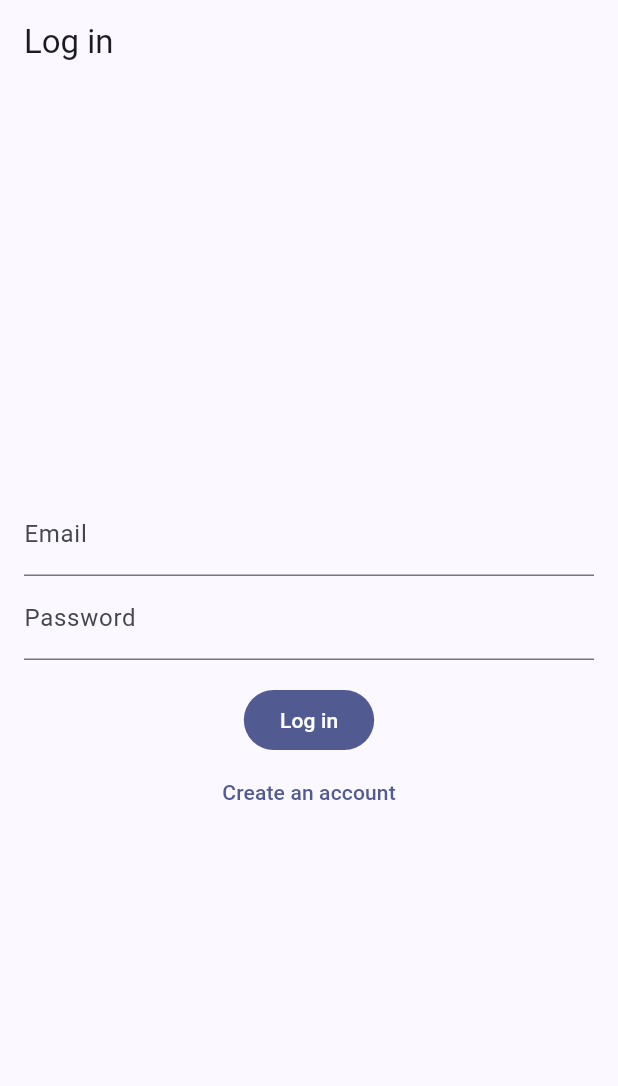
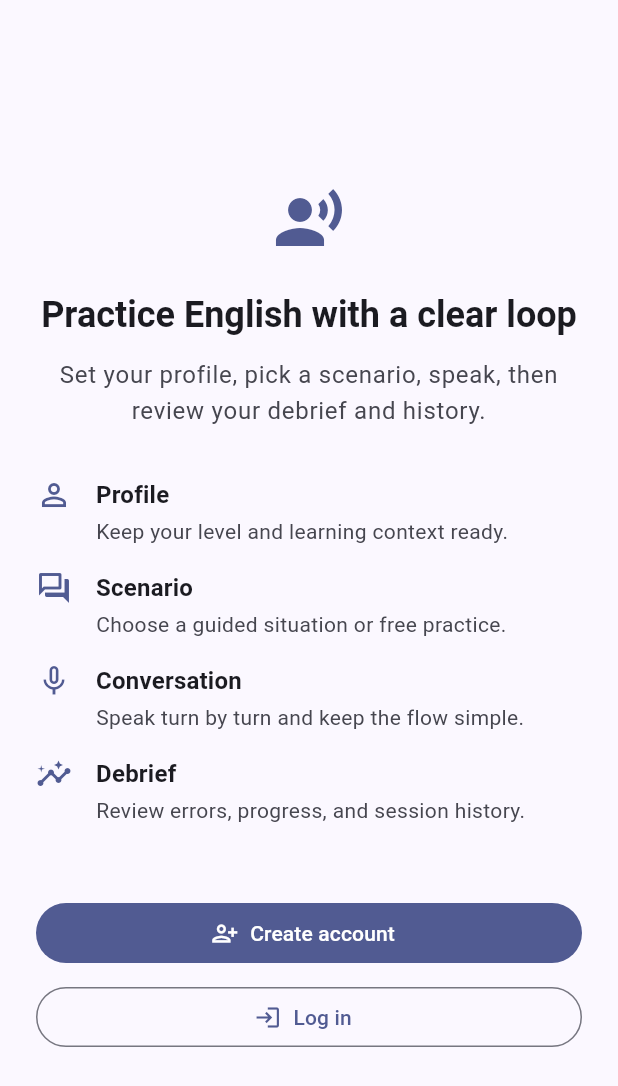
Before and after one commit to ouedraogoissouf2012/APM, a Flutter app: the screen it shows after launch, on a phone screen of 412 x 824 dp. Shown: the top 1086 px of the screen. Run offline on Flutter 3.47's test engine with Material 3 defaults, Android fonts, the phone set to English and light mode, and no system bars; our stand-ins replace dio, flutter_riverpod, flutter_secure_storage, flutter_tts, go_router, speech_to_text.

Commit message:
feat(mobile): add first-run onboarding
Closes #71

```diff
--- a/mobile/lib/src/core/router/app_router.dart
+++ b/mobile/lib/src/core/router/app_router.dart
@@ -9,6 +9,7 @@ import '../../ui/conversation/widgets/conversation_screen.dart';
 import '../../ui/debrief/widgets/debrief_screen.dart';
 import '../../ui/history/widgets/session_history_screen.dart';
 import '../../ui/home/widgets/home_screen.dart';
+import '../../ui/onboarding/widgets/onboarding_screen.dart';
 import '../../ui/profile/widgets/profile_screen.dart';
 import '../../ui/scenarios/widgets/scenarios_screen.dart';
 
@@ -20,20 +21,22 @@ final appRouterProvider = Provider<GoRouter>((ref) {
   ref.onDispose(refresh.dispose);
 
   return GoRouter(
-    initialLocation: '/login',
+    initialLocation: '/onboarding',
     refreshListenable: refresh,
     redirect: (context, state) {
       final auth = ref.read(authViewModelProvider);
       if (auth.isLoading) return null;
       final signedIn = auth.value != null;
-      final atAuth =
+      final atPublicEntry =
+          state.matchedLocation == '/onboarding' ||
           state.matchedLocation == '/login' ||
           state.matchedLocation == '/register';
-      if (!signedIn && !atAuth) return '/login';
-      if (signedIn && atAuth) return '/home';
+      if (!signedIn && !atPublicEntry) return '/onboarding';
+      if (signedIn && atPublicEntry) return '/home';
       return null;
     },
     routes: [
+      GoRoute(path: '/onboarding', builder: (_, _) => const OnboardingScreen()),
       GoRoute(path: '/login', builder: (_, _) => const LoginScreen()),
       GoRoute(path: '/register', builder: (_, _) => const RegisterScreen()),
       GoRoute(path: '/home', builder: (_, _) => const HomeScreen()),
--- /dev/null
+++ b/mobile/lib/src/ui/onboarding/widgets/onboarding_screen.dart
@@ -0,0 +1,133 @@
+import 'package:flutter/material.dart';
+import 'package:go_router/go_router.dart';
+
+class OnboardingScreen extends StatelessWidget {
+  const OnboardingScreen({super.key});
+
+  @override
+  Widget build(BuildContext context) {
+    final theme = Theme.of(context);
+
+    return Scaffold(
+      body: SafeArea(
+        child: Center(
+          child: SingleChildScrollView(
+            padding: const EdgeInsets.all(24),
+            child: ConstrainedBox(
+              constraints: const BoxConstraints(maxWidth: 520),
+              child: Column(
+                crossAxisAlignment: CrossAxisAlignment.stretch,
+                children: [
+                  Icon(
+                    Icons.record_voice_over,
+                    size: 48,
+                    color: theme.colorScheme.primary,
+                  ),
+                  const SizedBox(height: 24),
+                  Text(
+                    'Practice English with a clear loop',
+                    textAlign: TextAlign.center,
+                    style: theme.textTheme.headlineSmall?.copyWith(
+                      fontWeight: FontWeight.w700,
+                    ),
+                  ),
+                  const SizedBox(height: 12),
+                  Text(
+                    'Set your profile, pick a scenario, speak, then review your debrief and history.',
+                    textAlign: TextAlign.center,
+                    style: theme.textTheme.bodyLarge?.copyWith(
+                      color: theme.colorScheme.onSurfaceVariant,
+                    ),
+                  ),
+                  const SizedBox(height: 32),
+                  const _OnboardingStep(
+                    icon: Icons.person_outline,
+                    title: 'Profile',
+                    subtitle: 'Keep your level and learning context ready.',
+                  ),
+                  const _OnboardingStep(
+                    icon: Icons.forum_outlined,
+                    title: 'Scenario',
+                    subtitle: 'Choose a guided situation or free practice.',
+                  ),
+                  const _OnboardingStep(
+                    icon: Icons.mic_none,
+                    title: 'Conversation',
+                    subtitle: 'Speak turn by turn and keep the flow simple.',
+                  ),
+                  const _OnboardingStep(
+                    icon: Icons.insights_outlined,
+                    title: 'Debrief',
+                    subtitle: 'Review errors, progress, and session history.',
+                  ),
+                  const SizedBox(height: 32),
+                  FilledButton.icon(
+                    key: const Key('onboarding_register_button'),
+                    onPressed: () => context.go('/register'),
+                    icon: const Icon(Icons.person_add_alt),
+                    label: const Text('Create account'),
+                  ),
+                  const SizedBox(height: 8),
+                  OutlinedButton.icon(
+                    key: const Key('onboarding_login_button'),
+                    onPressed: () => context.go('/login'),
+                    icon: const Icon(Icons.login),
+                    label: const Text('Log in'),
+                  ),
+                ],
+              ),
+            ),
+          ),
+        ),
+      ),
+    );
+  }
+}
+
+class _OnboardingStep extends StatelessWidget {
+  const _OnboardingStep({
+    required this.icon,
+    required this.title,
+    required this.subtitle,
+  });
+
+  final IconData icon;
+  final String title;
+  final String subtitle;
+
+  @override
+  Widget build(BuildContext context) {
+    final theme = Theme.of(context);
+
+    return Padding(
+      padding: const EdgeInsets.only(bottom: 16),
+      child: Row(
+        crossAxisAlignment: CrossAxisAlignment.start,
+        children: [
+          Icon(icon, color: theme.colorScheme.primary),
+          const SizedBox(width: 16),
+          Expanded(
+            child: Column(
+              crossAxisAlignment: CrossAxisAlignment.start,
+              children: [
+                Text(
+                  title,
+                  style: theme.textTheme.titleMedium?.copyWith(
+                    fontWeight: FontWeight.w600,
+                  ),
+                ),
+                const SizedBox(height: 2),
+                Text(
+                  subtitle,
+                  style: theme.textTheme.bodyMedium?.copyWith(
+                    color: theme.colorScheme.onSurfaceVariant,
+                  ),
+                ),
+              ],
+            ),
+          ),
+        ],
+      ),
+    );
+  }
+}
```
Also changed, not shown: 1 other file.
